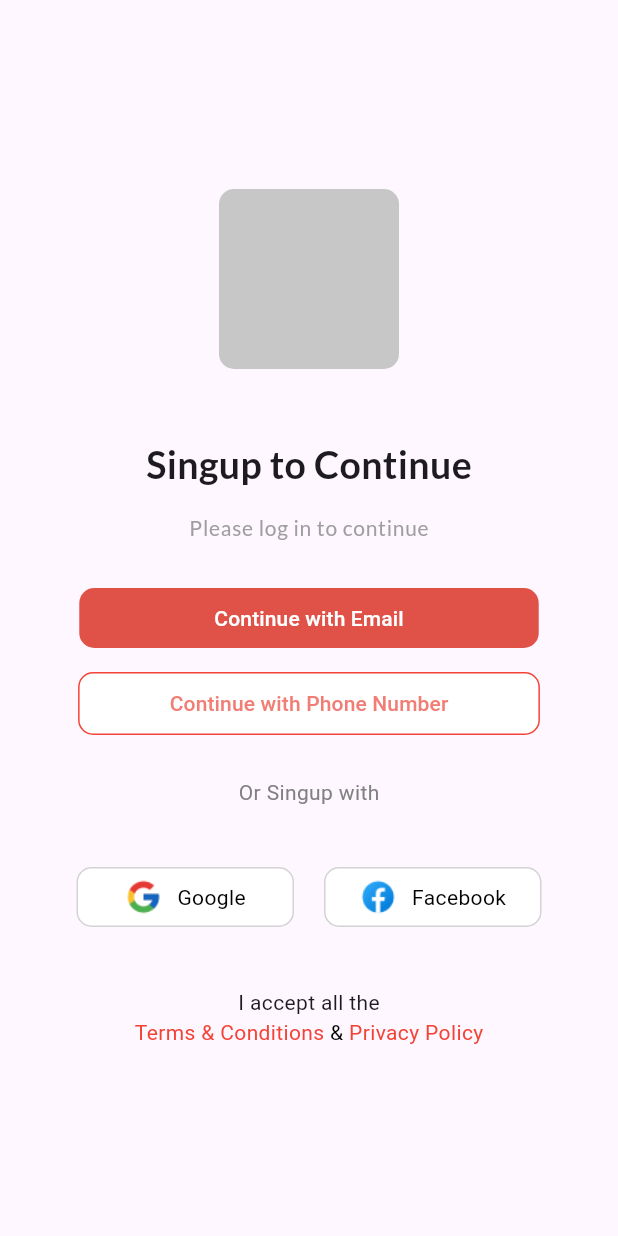
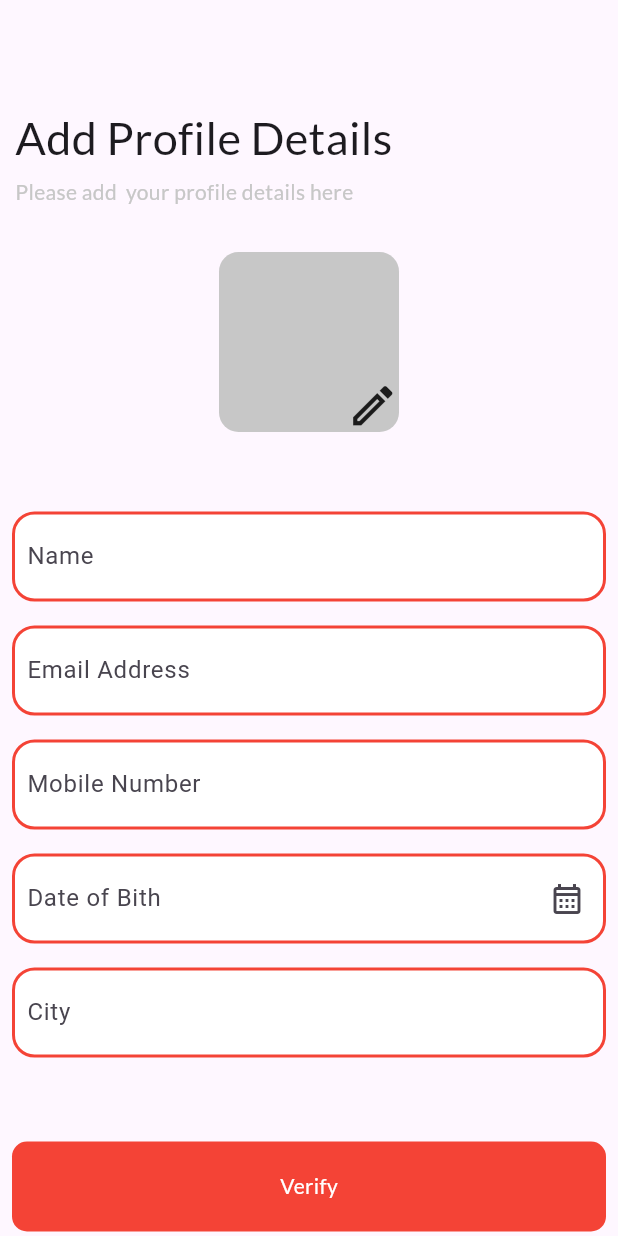
Before and after one commit to Mr-argha-das/dilkhush-app, a Flutter app: the screen it shows after launch, on a phone screen of 412 x 824 dp. Run offline on Flutter 3.47's test engine with Material 3 defaults, Android fonts, the phone set to English and light mode, and no system bars; our stand-ins replace google_fonts.

Commit message:
add new pages

```diff
--- /dev/null
+++ b/lib/AddProfileDetails/views/add_profile_Details.dart
@@ -0,0 +1,237 @@
+import 'package:flutter/material.dart';
+import 'package:google_fonts/google_fonts.dart';
+
+class AddProfileDetails extends StatefulWidget {
+  const AddProfileDetails({Key? key}) : super(key: key);
+
+  @override
+  State<AddProfileDetails> createState() => _AddProfileDetailsState();
+}
+
+class _AddProfileDetailsState extends State<AddProfileDetails> {
+  final _fromKey = GlobalKey<FormState>();
+  final _nameController = TextEditingController();
+  final _emailController = TextEditingController();
+  final _mobileController = TextEditingController();
+  final _dobController = TextEditingController();
+  final _cityController = TextEditingController();
+  @override
+  Widget build(BuildContext context) {
+    return Scaffold(
+        body: Form(
+      child: SingleChildScrollView(
+        child: Column(
+          mainAxisAlignment: MainAxisAlignment.center,
+          crossAxisAlignment: CrossAxisAlignment.center,
+          children: [
+            const SizedBox(
+              height: 70,
+            ),
+            // ignore: avoid_unnecessary_containers
+            Padding(
+              padding: const EdgeInsets.only(left: 10),
+              child: Container(
+                child: Row(
+                  children: [
+                    Text(
+                      "Add Profile Details",
+                      style: GoogleFonts.lato(
+                        fontSize: 30,
+                        fontWeight: FontWeight.w500,
+                      ),
+                    ),
+                  ],
+                ),
+              ),
+            ),
+            const SizedBox(
+              height: 5,
+            ),
+            // ignore: avoid_unnecessary_containers
+            Padding(
+              padding: const EdgeInsets.only(left: 10),
+              // ignore: avoid_unnecessary_containers
+              child: Container(
+                child: Row(
+                  children: [
+                    Text(
+                      "Please add  your profile details here",
+                      style: GoogleFonts.lato(
+                          color: const Color.fromARGB(255, 199, 199, 199)),
+                    ),
+                  ],
+                ),
+              ),
+            ),
+            const SizedBox(
+              height: 30,
+            ),
+            Center(
+              child: Container(
+                height: 120,
+                width: 120,
+                decoration: BoxDecoration(
+                    borderRadius: BorderRadius.circular(13),
+                    color: const Color.fromARGB(255, 199, 199, 199)),
+                child: const Column(
+                  mainAxisAlignment: MainAxisAlignment.end,
+                  crossAxisAlignment: CrossAxisAlignment.end,
+                  children: [
+                    Icon(
+                      Icons.edit_outlined,
+                      size: 35,
+                    )
+                  ],
+                ),
+              ),
+            ),
+            const SizedBox(
+              height: 45,
+            ),
+            Padding(
+              padding: const EdgeInsets.all(8.0),
+              child: Container(
+                decoration: BoxDecoration(
+                    color: Colors.white,
+                    borderRadius: BorderRadius.circular(15),
+                    border: Border.all(width: 2, color: Colors.red)),
+                child: Padding(
+                  padding: const EdgeInsets.only(left: 8.0),
+                  child: TextFormField(
+                    controller: _nameController,
+                    decoration: const InputDecoration(
+                      labelText: 'Name',
+                      border: InputBorder.none, // Removes the underline
+                    ),
+                    onSaved: (String? value) {
+                      // This optional block of code can be used to run
+                      // code when the user saves the form.
+                    },
+                  ),
+                ),
+              ),
+            ),
+            Padding(
+              padding: const EdgeInsets.all(8.0),
+              child: Container(
+                decoration: BoxDecoration(
+                    color: Colors.white,
+                    borderRadius: BorderRadius.circular(15),
+                    border: Border.all(width: 2, color: Colors.red)),
+                child: Padding(
+                  padding: const EdgeInsets.only(left: 8.0),
+                  child: TextFormField(
+                    controller: _emailController,
+                    decoration: const InputDecoration(
+                      labelText: 'Email Address',
+                      border: InputBorder.none, // Removes the underline
+                    ),
+                    onSaved: (String? value) {
+                      // This optional block of code can be used to run
+                      // code when the user saves the form.
+                    },
+                  ),
+                ),
+              ),
+            ),
+            Padding(
+              padding: const EdgeInsets.all(8.0),
+              child: Container(
+                decoration: BoxDecoration(
+                    color: Colors.white,
+                    borderRadius: BorderRadius.circular(15),
+                    border: Border.all(width: 2, color: Colors.red)),
+                child: Padding(
+                  padding: const EdgeInsets.only(left: 8.0),
+                  child: TextFormField(
+                    controller: _mobileController,
+                    decoration: const InputDecoration(
+                      labelText: 'Mobile Number',
+                      border: InputBorder.none, // Removes the underline
+                    ),
+                    onSaved: (String? value) {
+                      // This optional block of code can be used to run
+                      // code when the user saves the form.
+                    },
+                  ),
+                ),
+              ),
+            ),
+            Padding(
+              padding: const EdgeInsets.all(8.0),
+              child: Container(
+                decoration: BoxDecoration(
+                    color: Colors.white,
+                    borderRadius: BorderRadius.circular(15),
+                    border: Border.all(width: 2, color: Colors.red)),
+                child: Padding(
+                  padding: const EdgeInsets.only(left: 8.0),
+                  child: TextFormField(
+                    controller: _dobController,
+                    decoration: const InputDecoration(
+                      suffixIcon: Icon(Icons.calendar_month_outlined),
+                      labelText: 'Date of Bith',
+                      border: InputBorder.none, // Removes the underline
+                    ),
+                    onSaved: (String? value) {
+                      // This optional block of code can be used to run
+                      // code when the user saves the form.
+                    },
+                  ),
+                ),
+              ),
+            ),
+            Padding(
+              padding: const EdgeInsets.all(8.0),
+              child: Container(
+                decoration: BoxDecoration(
+                    color: Colors.white,
+                    borderRadius: BorderRadius.circular(15),
+                    border: Border.all(width: 2, color: Colors.red)),
+                child: Padding(
+                  padding: const EdgeInsets.only(left: 8.0),
+                  child: TextFormField(
+                    controller: _cityController,
+                    decoration: const InputDecoration(
+                      labelText: 'City',
+                      border: InputBorder.none, // Removes the underline
+                    ),
+                    onSaved: (String? value) {
+                      // This optional block of code can be used to run
+                      // code when the user saves the form.
+                    },
+                  ),
+                ),
+              ),
+            ),
+            const SizedBox(
+              height: 40,
+            ),
+            Center(
+              // ignore: avoid_unnecessary_containers
+              child: Center(
+                child: Padding(
+                  padding: const EdgeInsets.all(8.0),
+                  child: Container(
+                    height: 60,
+                    width: 420,
+                    decoration: BoxDecoration(
+                      color: Colors.red,
+                      borderRadius: BorderRadius.circular(10),
+                    ),
+                    child: Center(
+                      child: Text(
+                        "Verify",
+                        style: GoogleFonts.lato(color: Colors.white),
+                      ),
+                    ),
+                  ),
+                ),
+              ),
+            )
+          ],
+        ),
+      ),
+    ));
+  }
+}
--- a/lib/main.dart
+++ b/lib/main.dart
@@ -1,4 +1,6 @@
+import 'package:dating_app/AddProfileDetails/views/add_profile_Details.dart';
 import 'package:dating_app/PhoneNumber/views/phoneNumPage.dart';
+import 'package:dating_app/VerificationCode/views/VarificationCode.dart';
 import 'package:dating_app/loginpage/views/Login_page.dart';
 import 'package:flutter/material.dart';
 
@@ -13,8 +15,8 @@ class MyApp extends StatelessWidget {
   @override
   Widget build(BuildContext context) {
     return const MaterialApp(
-     debugShowCheckedModeBanner: false,
-     home: LoginPage(),
+      debugShowCheckedModeBanner: false,
+      home: AddProfileDetails(),
     );
   }
 }
```
Also changed, not shown: lib/PhoneNumber/views/phoneNumPage.dart (+35 -2 lines), lib/VerificationCode/views/VarificationCode.dart (added, +163 -0 lines), pubspec.lock.
